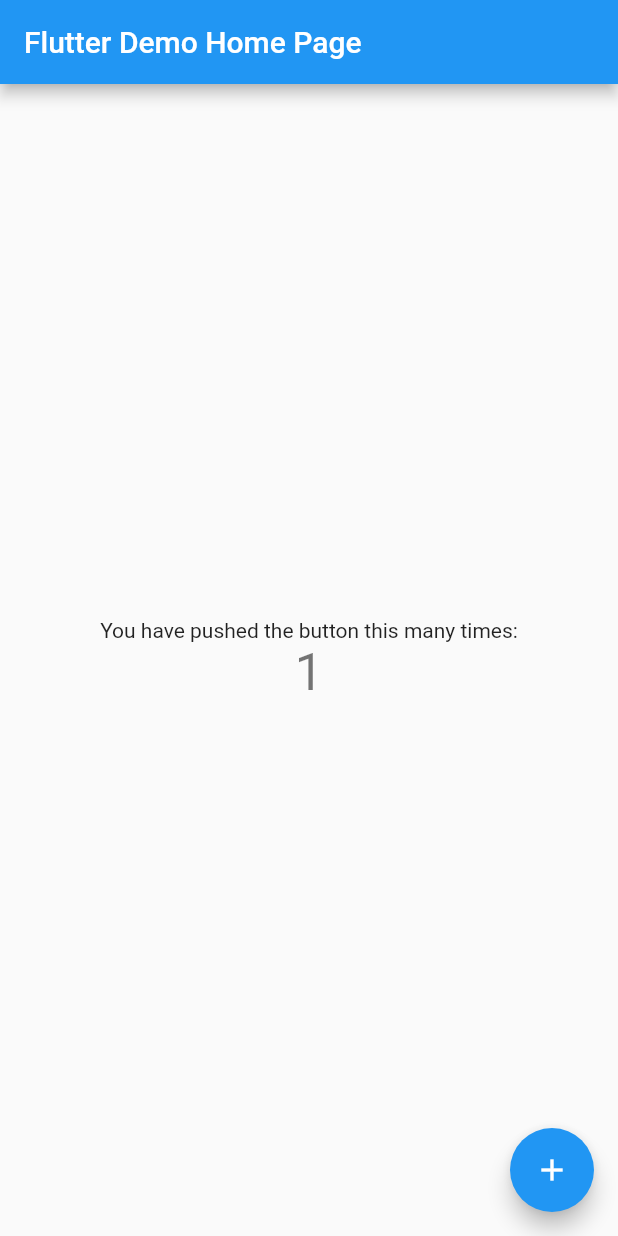
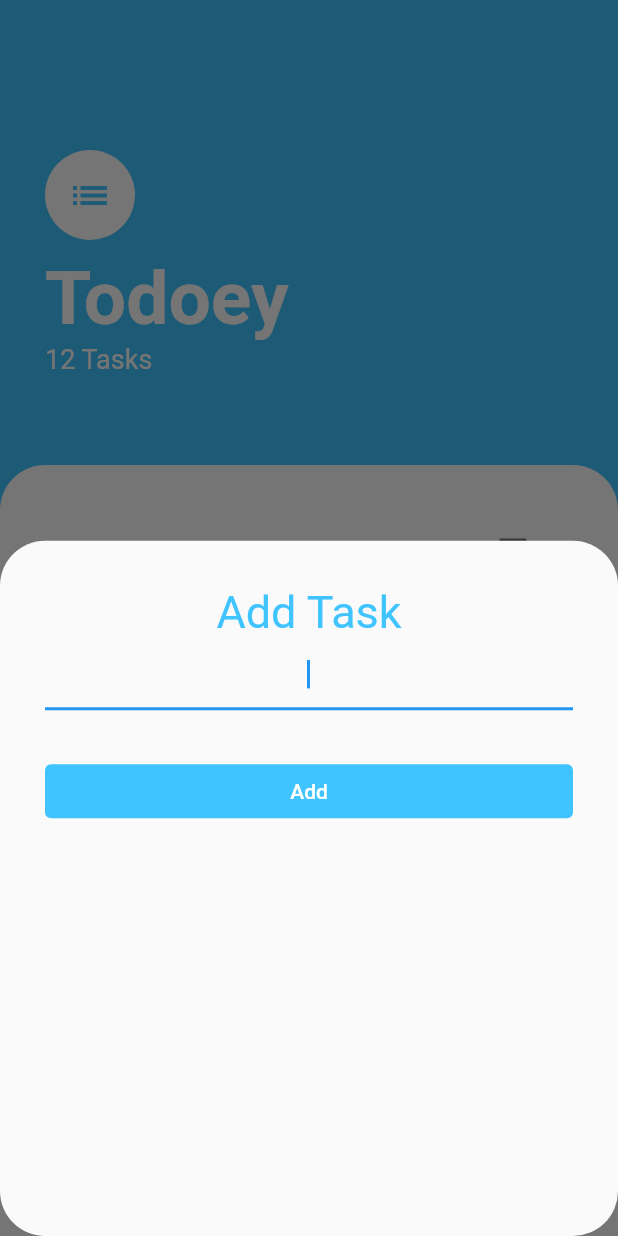
Before and after one commit to BashirYesufu/Todoey, a Flutter app: the screen it shows after launch, after a tap on the "add" icon, on a phone screen of 412 x 824 dp. Run offline on Flutter 3.47's test engine with Material 2 defaults, Android fonts, the phone set to English and light mode, and no system bars.

Commit message:
Used set state to build out checkbox for the todos

```diff
--- a/todoey_app/analysis_options.yaml
+++ b/todoey_app/analysis_options.yaml
@@ -22,6 +22,10 @@ linter:
   # `// ignore_for_file: name_of_lint` syntax on the line or in the file
   # producing the lint.
   rules:
+    prefer_const_declarations: false
+    prefer_const_literals_to_create_immutables: false
+    prefer_const_constructors_in_immutables: false
+    prefer_const_constructors: false
     # avoid_print: false  # Uncomment to disable the `avoid_print` rule
     # prefer_single_quotes: true  # Uncomment to enable the `prefer_single_quotes` rule
 
--- a/todoey_app/lib/main.dart
+++ b/todoey_app/lib/main.dart
@@ -1,115 +1,17 @@
 import 'package:flutter/material.dart';
+import 'package:todoey_app/screens/task_screen.dart';
 
 void main() {
-  runApp(const MyApp());
+  runApp(const Todoey());
 }
 
-class MyApp extends StatelessWidget {
-  const MyApp({Key? key}) : super(key: key);
+class Todoey extends StatelessWidget {
+  const Todoey({Key? key}) : super(key: key);
 
-  // This widget is the root of your application.
   @override
   Widget build(BuildContext context) {
     return MaterialApp(
-      title: 'Flutter Demo',
-      theme: ThemeData(
-        // This is the theme of your application.
-        //
-        // Try running your application with "flutter run". You'll see the
-        // application has a blue toolbar. Then, without quitting the app, try
-        // changing the primarySwatch below to Colors.green and then invoke
-        // "hot reload" (press "r" in the console where you ran "flutter run",
-        // or simply save your changes to "hot reload" in a Flutter IDE).
-        // Notice that the counter didn't reset back to zero; the application
-        // is not restarted.
-        primarySwatch: Colors.blue,
-      ),
-      home: const MyHomePage(title: 'Flutter Demo Home Page'),
+      home: TaskScreen(),
     );
   }
 }
-
-class MyHomePage extends StatefulWidget {
-  const MyHomePage({Key? key, required this.title}) : super(key: key);
-
-  // This widget is the home page of your application. It is stateful, meaning
-  // that it has a State object (defined below) that contains fields that affect
-  // how it looks.
-
-  // This class is the configuration for the state. It holds the values (in this
-  // case the title) provided by the parent (in this case the App widget) and
-  // used by the build method of the State. Fields in a Widget subclass are
-  // always marked "final".
-
-  final String title;
-
-  @override
-  State<MyHomePage> createState() => _MyHomePageState();
-}
-
-class _MyHomePageState extends State<MyHomePage> {
-  int _counter = 0;
-
-  void _incrementCounter() {
-    setState(() {
-      // This call to setState tells the Flutter framework that something has
-      // changed in this State, which causes it to rerun the build method below
-      // so that the display can reflect the updated values. If we changed
-      // _counter without calling setState(), then the build method would not be
-      // called again, and so nothing would appear to happen.
-      _counter++;
-    });
-  }
-
-  @override
-  Widget build(BuildContext context) {
-    // This method is rerun every time setState is called, for instance as done
-    // by the _incrementCounter method above.
-    //
-    // The Flutter framework has been optimized to make rerunning build methods
-    // fast, so that you can just rebuild anything that needs updating rather
-    // than having to individually change instances of widgets.
-    return Scaffold(
-      appBar: AppBar(
-        // Here we take the value from the MyHomePage object that was created by
-        // the App.build method, and use it to set our appbar title.
-        title: Text(widget.title),
-      ),
-      body: Center(
-        // Center is a layout widget. It takes a single child and positions it
-        // in the middle of the parent.
-        child: Column(
-          // Column is also a layout widget. It takes a list of children and
-          // arranges them vertically. By default, it sizes itself to fit its
-          // children horizontally, and tries to be as tall as its parent.
-          //
-          // Invoke "debug painting" (press "p" in the console, choose the
-          // "Toggle Debug Paint" action from the Flutter Inspector in Android
-          // Studio, or the "Toggle Debug Paint" command in Visual Studio Code)
-          // to see the wireframe for each widget.
-          //
-          // Column has various properties to control how it sizes itself and
-          // how it positions its children. Here we use mainAxisAlignment to
-          // center the children vertically; the main axis here is the vertical
-          // axis because Columns are vertical (the cross axis would be
-          // horizontal).
-          mainAxisAlignment: MainAxisAlignment.center,
-          children: <Widget>[
-            const Text(
-              'You have pushed the button this many times:',
-            ),
-            Text(
-              '$_counter',
-              style: Theme.of(context).textTheme.headline4,
-            ),
-          ],
-        ),
-      ),
-      floatingActionButton: FloatingActionButton(
-        onPressed: _incrementCounter,
-        tooltip: 'Increment',
-        child: const Icon(Icons.add),
-      ), // This trailing comma makes auto-formatting nicer for build methods.
-    );
-  }
-}
--- /dev/null
+++ b/todoey_app/lib/screens/add_task_bottom_sheet.dart
@@ -0,0 +1,44 @@
+import 'package:flutter/material.dart';
+
+class AddTaskBottomSheet extends StatelessWidget {
+  const AddTaskBottomSheet({
+    Key? key,
+  }) : super(key: key);
+
+  @override
+  Widget build(BuildContext context) {
+    return Container(
+      padding: EdgeInsets.all(30.0),
+      child: Column(
+        crossAxisAlignment: CrossAxisAlignment.stretch,
+        children: [
+          Text(
+            'Add Task',
+            textAlign: TextAlign.center,
+            style: TextStyle(
+              fontSize: 30.0,
+              color: Colors.lightBlueAccent,
+            ),
+          ),
+          TextField(
+            autofocus: true,
+            textAlign: TextAlign.center,
+          ),
+          SizedBox(height: 30.0,),
+          TextButton(
+            onPressed: () {},
+            child: Text(
+              'Add',
+              style: TextStyle(
+                color: Colors.white,
+              ),
+            ),
+            style: TextButton.styleFrom(
+              backgroundColor: Colors.lightBlueAccent,
+            ),
+          ),
+        ],
+      ),
+    );
+  }
+}
--- /dev/null
+++ b/todoey_app/lib/screens/task_screen.dart
@@ -0,0 +1,86 @@
+import 'package:flutter/material.dart';
+import 'package:todoey_app/widgets/task_list.dart';
+import 'package:todoey_app/screens/add_task_bottom_sheet.dart';
+
+class TaskScreen extends StatelessWidget {
+  const TaskScreen({Key? key}) : super(key: key);
+
+  @override
+  Widget build(BuildContext context) {
+    return Scaffold(
+      floatingActionButton: FloatingActionButton(
+        onPressed: () {
+          showModalBottomSheet(
+            shape: RoundedRectangleBorder(
+              borderRadius: BorderRadius.circular(30.0),
+            ),
+            context: context,
+            builder: (context) => AddTaskBottomSheet(),
+          );
+        },
+        child: Icon(
+          Icons.add,
+          size: 40.0,
+        ),
+        backgroundColor: Colors.lightBlueAccent,
+      ),
+      backgroundColor: Colors.lightBlueAccent,
+      body: Column(
+        crossAxisAlignment: CrossAxisAlignment.start,
+        children: [
+          Container(
+            padding: EdgeInsets.fromLTRB(30.0, 100.0, 30.0, 60.0),
+            child: Column(
+              crossAxisAlignment: CrossAxisAlignment.start,
+              children: [
+                CircleAvatar(
+                  backgroundColor: Colors.white,
+                  radius: 30.0,
+                  child: Icon(
+                    Icons.list,
+                    color: Colors.lightBlueAccent,
+                    size: 30.0,
+                  ),
+                ),
+                SizedBox(
+                  height: 10.0,
+                ),
+                Text(
+                  'Todoey',
+                  style: TextStyle(
+                    color: Colors.white,
+                    fontSize: 50.0,
+                    fontWeight: FontWeight.w700,
+                  ),
+                ),
+                Text(
+                  '12 Tasks',
+                  style: TextStyle(
+                    color: Colors.white,
+                    fontSize: 18.0,
+                  ),
+                ),
+              ],
+            ),
+          ),
+          Expanded(
+            child: Container(
+              padding: EdgeInsets.symmetric(
+                horizontal: 30.0,
+                vertical: 30.0,
+              ),
+              decoration: BoxDecoration(
+                color: Colors.white,
+                borderRadius: BorderRadius.only(
+                  topLeft: Radius.circular(30.0),
+                  topRight: Radius.circular(30.0),
+                ),
+              ),
+              child: TaskList(),
+            ),
+          ),
+        ],
+      ),
+    );
+  }
+}
--- /dev/null
+++ b/todoey_app/lib/widgets/task_check_box.dart
@@ -0,0 +1,21 @@
+import 'package:flutter/material.dart';
+
+class TaskCheckBox extends StatelessWidget {
+  const TaskCheckBox({
+    Key? key,
+    required this.checkBoxState,
+    required this.toggleCheckboxState,
+  }) : super(key: key);
+
+  final bool checkBoxState;
+  final Function(bool?) toggleCheckboxState;
+  @override
+  Widget build(BuildContext context) {
+    return Checkbox(
+      activeColor: Colors.lightBlueAccent,
+      checkColor: Colors.white,
+      onChanged: toggleCheckboxState,
+      value: checkBoxState,
+    );
+  }
+}
--- /dev/null
+++ b/todoey_app/lib/widgets/task_list.dart
@@ -0,0 +1,17 @@
+import 'package:flutter/material.dart';
+import 'package:todoey_app/widgets/task_tile.dart';
+
+class TaskList extends StatelessWidget {
+  const TaskList({
+    Key? key,
+  }) : super(key: key);
+
+  @override
+  Widget build(BuildContext context) {
+    return ListView(
+      children: [
+        TaskTile()
+      ],
+    );
+  }
+}
--- /dev/null
+++ b/todoey_app/lib/widgets/task_tile.dart
@@ -0,0 +1,35 @@
+import 'package:flutter/material.dart';
+import 'package:todoey_app/widgets/task_check_box.dart';
+
+class TaskTile extends StatefulWidget {
+  const TaskTile({
+    Key? key,
+  }) : super(key: key);
+
+  @override
+  State<TaskTile> createState() => _TaskTileState();
+}
+
+class _TaskTileState extends State<TaskTile> {
+  bool isChecked = false;
+
+  @override
+  Widget build(BuildContext context) {
+    return ListTile(
+      title: Text(
+        'task1',
+        style: TextStyle(
+          decoration: isChecked ? TextDecoration.lineThrough : null
+        ),
+      ),
+      trailing: TaskCheckBox(
+        checkBoxState: isChecked,
+        toggleCheckboxState: (bool? value) {
+          setState(() {
+            isChecked = value!;
+          });
+        },
+      ),
+    );
+  }
+}
```
